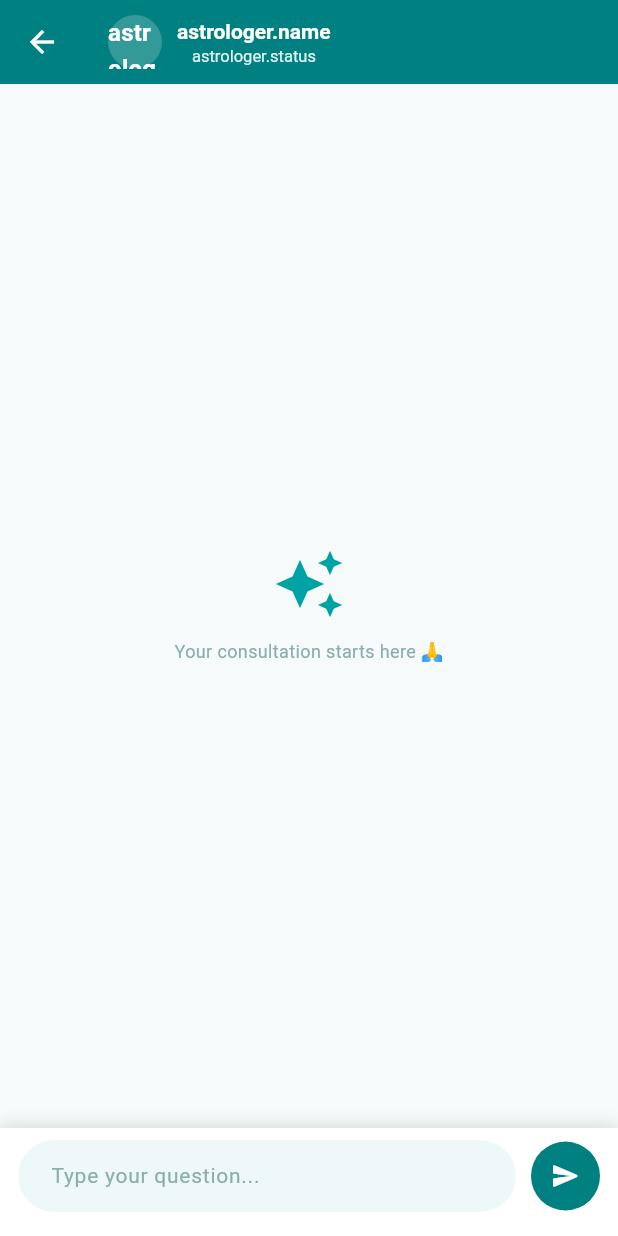
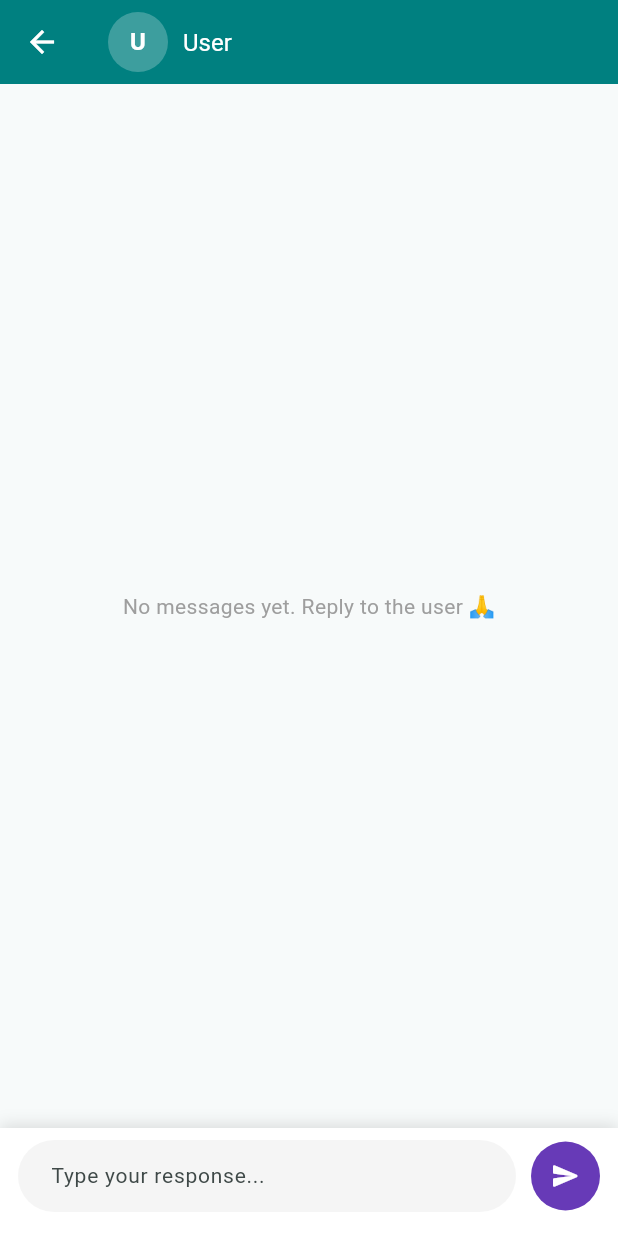
Before and after one commit to Krishnachauhan1/astro-astrologer-app, a Flutter app: the ChatScreen screen opened directly, after a tap on the "send" icon, on a phone screen of 412 x 824 dp. Run offline on Flutter 3.47's test engine with Material 3 defaults, Android fonts, the phone set to English and light mode, and no system bars; our stand-ins replace cloud_firestore, firebase_core, firebase_messaging, flutter_local_notifications, get, shared_preferences; accounts and stored records are empty; network calls fail; Roboto replaces fonts that are missing (Poppins).

Commit message:
change in chat screen with the firebase

```diff
--- /dev/null
+++ b/devtools_options.yaml
@@ -0,0 +1,3 @@
+description: This file stores settings for Dart & Flutter DevTools.
+documentation: https://docs.flutter.dev/tools/devtools/extensions#configure-extension-enablement-states
+extensions:
--- a/lib/chat/chat_controller.dart
+++ b/lib/chat/chat_controller.dart
@@ -4,19 +4,18 @@ import 'package:get/get.dart';
 
 class ChatController extends GetxController {
   final TextEditingController msgController = TextEditingController();
-
   final FirebaseFirestore _firestore = FirebaseFirestore.instance;
-
   List<Map<String, dynamic>> messages = [];
-
   late String chatId;
-
+  late String userName;
   @override
   void onInit() {
     super.onInit();
 
-    // Replace with real IDs
-    chatId = "demo_chat";
+    // chatId = "demo_chat";
+    final args = Get.arguments as Map<String, dynamic>? ?? {};
+    chatId = args['chatId'] ?? 'demo_chat';
+    userName = args['userName'] ?? 'User';
 
     listenMessages();
   }
@@ -29,43 +28,52 @@ class ChatController extends GetxController {
         .collection('messages')
         .orderBy('timestamp', descending: false)
         .snapshots()
-        .listen((snapshot) {
-
+        .listen(
+          (snapshot) {
             messages = snapshot.docs.map((doc) {
               final data = doc.data();
-
               return {
                 'message': data['message'] ?? '',
                 'isUser': data['isUser'] ?? false,
                 'timestamp': data['timestamp'],
               };
             }).toList();
-
             update();
-    });
+          },
+          onError: (e) {
+            print("Message Stream Error==== $e");
+          },
+        );
   }
 
   /// 📤 Send message
   Future<void> sendMessage() async {
     final text = msgController.text.trim();
     if (text.isEmpty) return;
-
     msgController.clear();
-
-    await _firestore
+    final batch = _firestore.batch();
+    final msgRef = _firestore
         .collection('chats')
         .doc(chatId)
         .collection('messages')
-        .add({
+        .doc();
+    batch.set(msgRef, {
       'message': text,
-      'isUser': true,
+      'isUser': false,
       'timestamp': FieldValue.serverTimestamp(),
     });
-
-    /// Optional: update chat meta
-    await _firestore.collection('chats').doc(chatId).set({
+    final sessionRef = _firestore.collection('chat_sessions').doc(chatId);
+    batch.set(sessionRef, {
       'lastMessage': text,
       'updatedAt': FieldValue.serverTimestamp(),
+      'status': 'active',
     }, SetOptions(merge: true));
+    await batch.commit();
+  }
+
+  @override
+  void onClose() {
+    msgController.dispose();
+    super.onClose();
   }
 }
--- a/lib/chat/chat_screen.dart
+++ b/lib/chat/chat_screen.dart
@@ -1,62 +1,79 @@
-import 'package:astrosarthi_konnect_astrologer_app/app_theme.dart';
-import 'package:astrosarthi_konnect_astrologer_app/chat/chat_controller.dart';
-import 'package:astrosarthi_konnect_astrologer_app/chat/chat_list_controller.dart';
-import 'package:astrosarthi_konnect_astrologer_app/chat/chat_model.dart';
 import 'package:flutter/material.dart';
 import 'package:get/get.dart';
+import 'chat_controller.dart';
 
 class ChatScreen extends StatelessWidget {
-  const ChatScreen({super.key, });
+  const ChatScreen({super.key});
 
   @override
   Widget build(BuildContext context) {
+    return GetBuilder<ChatController>(
+      init: ChatController(),
+      builder: (ctrl) {
         return Scaffold(
           appBar: AppBar(
             title: Row(
               children: [
-            CircleAvatar(radius: 18, backgroundColor: Colors.white.withOpacity(0.2), child: Text('astrologer.name[0]', style: const TextStyle(color: Colors.white, fontWeight: FontWeight.bold))),
+                CircleAvatar(
+                  backgroundColor: Colors.white24,
+                  child: Text(
+                    ctrl.userName.isNotEmpty
+                        ? ctrl.userName[0].toUpperCase()
+                        : 'U',
+                    style: const TextStyle(
+                      color: Colors.white,
+                      fontWeight: FontWeight.bold,
+                    ),
+                  ),
+                ),
                 const SizedBox(width: 10),
-            Column(
-              crossAxisAlignment: CrossAxisAlignment.start,
-              children: [
-                Text('astrologer.name', style: const TextStyle(fontSize: 14, fontWeight: FontWeight.w600)),
-                Row(
-                  children: [
-                    Container(width: 6, height: 6, decoration: BoxDecoration( shape: BoxShape.circle)),
-                    const SizedBox(width: 4),
-                    Text('astrologer.status', style: const TextStyle(fontSize: 11, color: AppColors.primarySurface)),
-                  ],
-                ),
-              ],
-            ),
+                Text(ctrl.userName, style: const TextStyle(fontSize: 16)),
               ],
             ),
           ),
-      body: GetBuilder<ChatController>(
-        init: ChatController(),
-        builder: (ctrl) => Column(
+          body: Column(
             children: [
               Expanded(
                 child: ctrl.messages.isEmpty
-                  ? Center(
-                child: Column(
-                  mainAxisAlignment: MainAxisAlignment.center,
-                  children: [
-                    const Icon(Icons.auto_awesome, color: AppColors.primaryLight, size: 48),
-                    const SizedBox(height: 12),
-                    const Text('Your consultation starts here 🙏', style: TextStyle(color: AppColors.textHint, fontSize: 12)),
-                  ],
+                    ? const Center(
+                        child: Text(
+                          'No messages yet. Reply to the user 🙏',
+                          style: TextStyle(color: Colors.grey),
                         ),
                       )
                     : ListView.builder(
                         padding: const EdgeInsets.all(16),
-                itemCount: ctrl.messages!.length,
+                        itemCount: ctrl.messages.length,
                         itemBuilder: (_, i) => _MessageBubble(ctrl.messages[i]),
                       ),
               ),
-            Container(
+              _InputBar(ctrl: ctrl),
+            ],
+          ),
+        );
+      },
+    );
+  }
+}
+
+class _InputBar extends StatelessWidget {
+  final ChatController ctrl;
+  const _InputBar({required this.ctrl});
+
+  @override
+  Widget build(BuildContext context) {
+    return Container(
       padding: const EdgeInsets.fromLTRB(12, 8, 12, 16),
-              decoration: const BoxDecoration(color: Colors.white, boxShadow: [BoxShadow(color: Colors.black12, blurRadius: 8, offset: Offset(0, -2))]),
+      decoration: const BoxDecoration(
+        color: Colors.white,
+        boxShadow: [
+          BoxShadow(
+            color: Colors.black12,
+            blurRadius: 8,
+            offset: Offset(0, -2),
+          ),
+        ],
+      ),
       child: Row(
         children: [
           Expanded(
@@ -64,12 +81,17 @@ class ChatScreen extends StatelessWidget {
               controller: ctrl.msgController,
               style: const TextStyle(fontSize: 14),
               decoration: InputDecoration(
-                        hintText: 'Type your question...',
-                        hintStyle: const TextStyle(color: AppColors.textHint),
+                hintText: 'Type your response...',
                 filled: true,
-                        fillColor: AppColors.surfaceVariant,
-                        border: OutlineInputBorder(borderRadius: BorderRadius.circular(24), borderSide: BorderSide.none),
-                        contentPadding: const EdgeInsets.symmetric(horizontal: 18, vertical: 12),
+                fillColor: Colors.grey.shade100,
+                border: OutlineInputBorder(
+                  borderRadius: BorderRadius.circular(24),
+                  borderSide: BorderSide.none,
+                ),
+                contentPadding: const EdgeInsets.symmetric(
+                  horizontal: 18,
+                  vertical: 12,
+                ),
               ),
             ),
           ),
@@ -79,15 +101,18 @@ class ChatScreen extends StatelessWidget {
             child: Container(
               width: 46,
               height: 46,
-                      decoration: const BoxDecoration(color: AppColors.primary, shape: BoxShape.circle),
-                      child: const Icon(Icons.send_rounded, color: Colors.white, size: 20),
+              decoration: const BoxDecoration(
+                color: Colors.deepPurple,
+                shape: BoxShape.circle,
+              ),
+              child: const Icon(
+                Icons.send_rounded,
+                color: Colors.white,
+                size: 20,
+              ),
             ),
           ),
         ],
-              ),
-            ),
-          ],
-        ),
       ),
     );
   }
@@ -95,16 +120,14 @@ class ChatScreen extends StatelessWidget {
 
 class _MessageBubble extends StatelessWidget {
   final Map<String, dynamic> msg;
-
   const _MessageBubble(this.msg);
 
   @override
   Widget build(BuildContext context) {
     final bool isUser = msg['isUser'] ?? false;
-    final String message = msg['message'] ?? '';
 
     return Align(
-      alignment: isUser ? Alignment.centerRight : Alignment.centerLeft,
+      alignment: isUser ? Alignment.centerLeft : Alignment.centerRight,
       child: Container(
         margin: const EdgeInsets.only(bottom: 10),
         padding: const EdgeInsets.symmetric(horizontal: 16, vertical: 10),
@@ -112,18 +135,18 @@ class _MessageBubble extends StatelessWidget {
           maxWidth: MediaQuery.of(context).size.width * 0.72,
         ),
         decoration: BoxDecoration(
-          color: isUser ? AppColors.primary : AppColors.surfaceVariant,
+          color: isUser ? Colors.grey.shade200 : Colors.deepPurple,
           borderRadius: BorderRadius.only(
             topLeft: const Radius.circular(18),
             topRight: const Radius.circular(18),
-            bottomLeft: Radius.circular(isUser ? 18 : 4),
-            bottomRight: Radius.circular(isUser ? 4 : 18),
+            bottomLeft: Radius.circular(isUser ? 4 : 18),
+            bottomRight: Radius.circular(isUser ? 18 : 4),
           ),
         ),
         child: Text(
-          message,
+          msg['message'] ?? '',
           style: TextStyle(
-            color: isUser ? Colors.white : AppColors.textPrimary,
+            color: isUser ? Colors.black87 : Colors.white,
             fontSize: 14,
           ),
         ),
```
Also changed, not shown: lib/chat/chat_list.dart (+22 -5 lines), lib/chat/chat_list_controller.dart (+13 -10 lines), lib/profile/profile_screen.dart (+92 -19 lines), pubspec.lock. Lines whose indentation alone changed are shown as unchanged.
